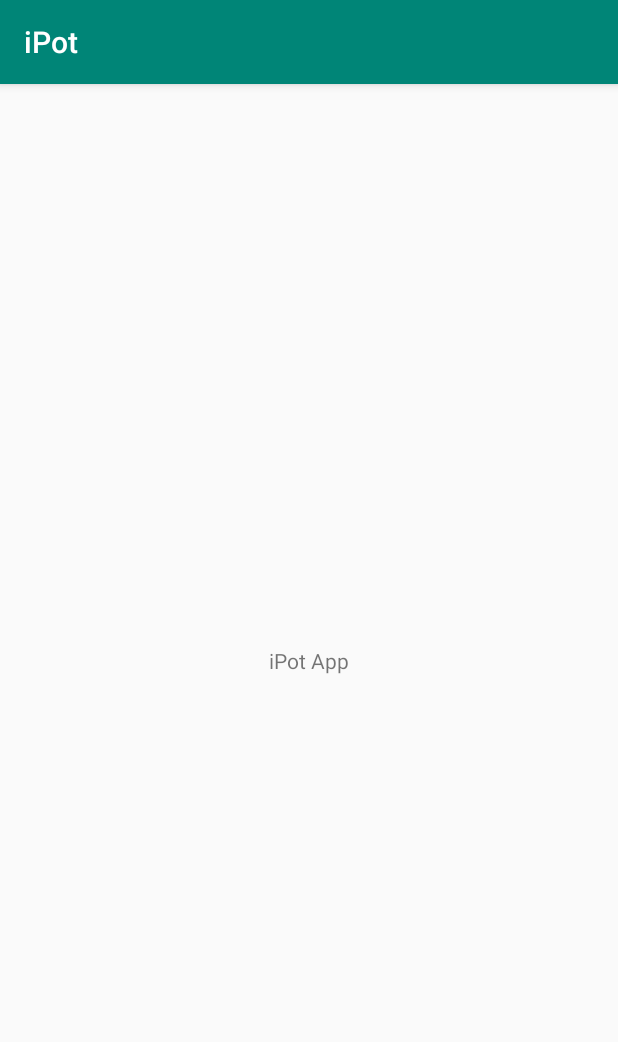
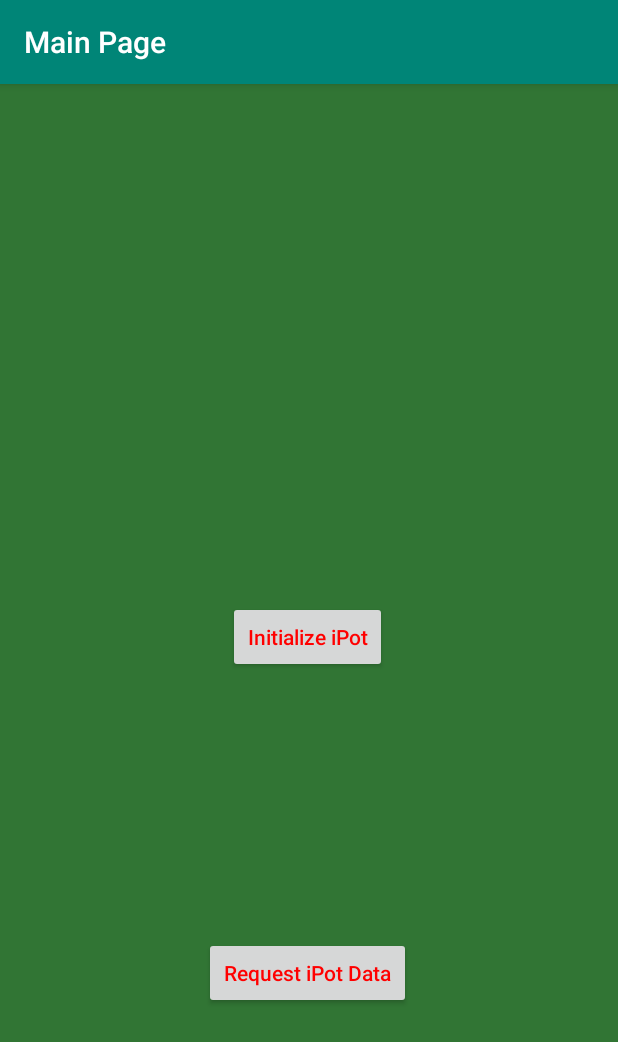
Before and after one commit to chowed85/iPot, an Android app: the screen it shows after launch (MainActivity), on a phone screen of 412 x 824 dp. Shown: the top 1042 px of the screen. Run offline under Robolectric (Android 15) with nearby library versions, the phone set to English and light mode, and no system bars.

Commit message:
Initialize iPot Activity

```diff
--- a/iPot2/app/build.gradle
+++ b/iPot2/app/build.gradle
@@ -23,6 +23,7 @@ dependencies {
     implementation fileTree(dir: 'libs', include: ['*.jar'])
     implementation 'androidx.appcompat:appcompat:1.0.2'
     implementation 'androidx.constraintlayout:constraintlayout:1.1.3'
+    implementation 'com.google.android.material:material:1.0.0'
     testImplementation 'junit:junit:4.12'
     androidTestImplementation 'androidx.test.ext:junit:1.1.0'
     androidTestImplementation 'androidx.test.espresso:espresso-core:3.1.1'
--- a/iPot2/app/src/main/AndroidManifest.xml
+++ b/iPot2/app/src/main/AndroidManifest.xml
@@ -9,6 +9,7 @@
         android:roundIcon="@mipmap/ic_launcher_round"
         android:supportsRtl="true"
         android:theme="@style/AppTheme">
+        <activity android:name=".SetPointPot"></activity>
         <activity android:name=".MainActivity">
             <intent-filter>
                 <action android:name="android.intent.action.MAIN" />
--- a/iPot2/app/src/main/java/com/example/ipot/MainActivity.java
+++ b/iPot2/app/src/main/java/com/example/ipot/MainActivity.java
@@ -1,14 +1,35 @@
 package com.example.ipot;
+
+import android.content.Intent;
+import android.os.Bundle;
+import android.view.View;
+import android.widget.Button;
 
 import androidx.appcompat.app.AppCompatActivity;
 
-import android.os.Bundle;
+public class MainActivity extends AppCompatActivity {
 
-public class MainActivity extends AppCompatActivity {
+    private Button initPot;
+    Button fetchData;
 
     @Override
     protected void onCreate(Bundle savedInstanceState) {
         super.onCreate(savedInstanceState);
         setContentView(R.layout.activity_main);
+        setTitle("Main Page");
+
+        initPot = (Button)findViewById(R.id.setPoint);
+
+        initPot.setOnClickListener(new View.OnClickListener() {
+            @Override
+            public void onClick(View v) {
+                openSetPointActivity();
+            }
+        });
+    }
+
+    public void openSetPointActivity(){
+        Intent intent = new Intent(this, SetPointPot.class);
+        startActivity(intent);
     }
 }
--- a/iPot2/app/src/main/res/layout/activity_main.xml
+++ b/iPot2/app/src/main/res/layout/activity_main.xml
@@ -1,18 +1,62 @@
 <?xml version="1.0" encoding="utf-8"?>
-<androidx.constraintlayout.widget.ConstraintLayout xmlns:android="http://schemas.android.com/apk/res/android"
+<RelativeLayout xmlns:android="http://schemas.android.com/apk/res/android"
     xmlns:app="http://schemas.android.com/apk/res-auto"
     xmlns:tools="http://schemas.android.com/tools"
     android:layout_width="match_parent"
     android:layout_height="match_parent"
+    android:background="#317534"
     tools:context=".MainActivity">
 
-    <TextView
+    <Button
+        android:id="@+id/setPoint"
         android:layout_width="wrap_content"
         android:layout_height="wrap_content"
-        android:text="iPot App"
+        android:layout_alignParentStart="true"
+        android:layout_alignParentLeft="true"
+        android:layout_alignParentEnd="true"
+        android:layout_alignParentRight="true"
+        android:layout_alignParentBottom="true"
+        android:layout_marginStart="152dp"
+        android:layout_marginLeft="152dp"
+        android:layout_marginEnd="154dp"
+        android:layout_marginRight="154dp"
+        android:layout_marginBottom="375dp"
+        android:text="Initialize iPot"
+        android:textAllCaps="false"
+        android:textColor="#FF0000"
         app:layout_constraintBottom_toBottomOf="parent"
-        app:layout_constraintLeft_toLeftOf="parent"
-        app:layout_constraintRight_toRightOf="parent"
-        app:layout_constraintTop_toTopOf="parent" />
+        app:layout_constraintEnd_toEndOf="parent"
+        app:layout_constraintHorizontal_bias="0.557"
+        app:layout_constraintStart_toStartOf="parent"
+        app:layout_constraintTop_toTopOf="parent"
+        app:layout_constraintVertical_bias="0.469"
+        tools:text="Initialize iPot"
+        tools:visibility="visible" />
 
-</androidx.constraintlayout.widget.ConstraintLayout>
+    <Button
+        android:id="@+id/plantData"
+        android:layout_width="wrap_content"
+        android:layout_height="wrap_content"
+        android:layout_alignParentStart="true"
+        android:layout_alignParentLeft="true"
+        android:layout_alignParentEnd="true"
+        android:layout_alignParentRight="true"
+        android:layout_alignParentBottom="true"
+        android:layout_marginStart="136dp"
+        android:layout_marginLeft="136dp"
+        android:layout_marginEnd="138dp"
+        android:layout_marginRight="138dp"
+        android:layout_marginBottom="151dp"
+        android:text="Request iPot Data"
+        android:textAllCaps="false"
+        android:textColor="#FF0000"
+        app:layout_constraintBottom_toBottomOf="parent"
+        app:layout_constraintEnd_toEndOf="parent"
+        app:layout_constraintHorizontal_bias="0.566"
+        app:layout_constraintStart_toStartOf="parent"
+        app:layout_constraintTop_toBottomOf="@+id/setPoint"
+        app:layout_constraintVertical_bias="0.247"
+        tools:text="Request iPot Data"
+        tools:visibility="visible" />
+
+</RelativeLayout>
--- /dev/null
+++ b/iPot2/app/src/main/res/values/dimens.xml
@@ -0,0 +1,3 @@
+<resources>
+    <dimen name="fab_margin">16dp</dimen>
+</resources>
--- a/iPot2/app/src/main/res/values/strings.xml
+++ b/iPot2/app/src/main/res/values/strings.xml
@@ -1,3 +1,4 @@
 <resources>
-    <string name="app_name">iPot</string>
+    <string name="app_name">iPot Plant System</string>
+    <string name="title_activity_set_point">SetPointActivity</string>
 </resources>
```
Also changed, not shown: iPot2/app/src/main/java/com/example/ipot/SetPointPot.java (added, +14 -0 lines), iPot2/app/src/main/res/layout/activity_set_point_pot.xml (added, +19 -0 lines), iPot2/app/src/main/res/values/styles.xml (+9 -0 lines).
